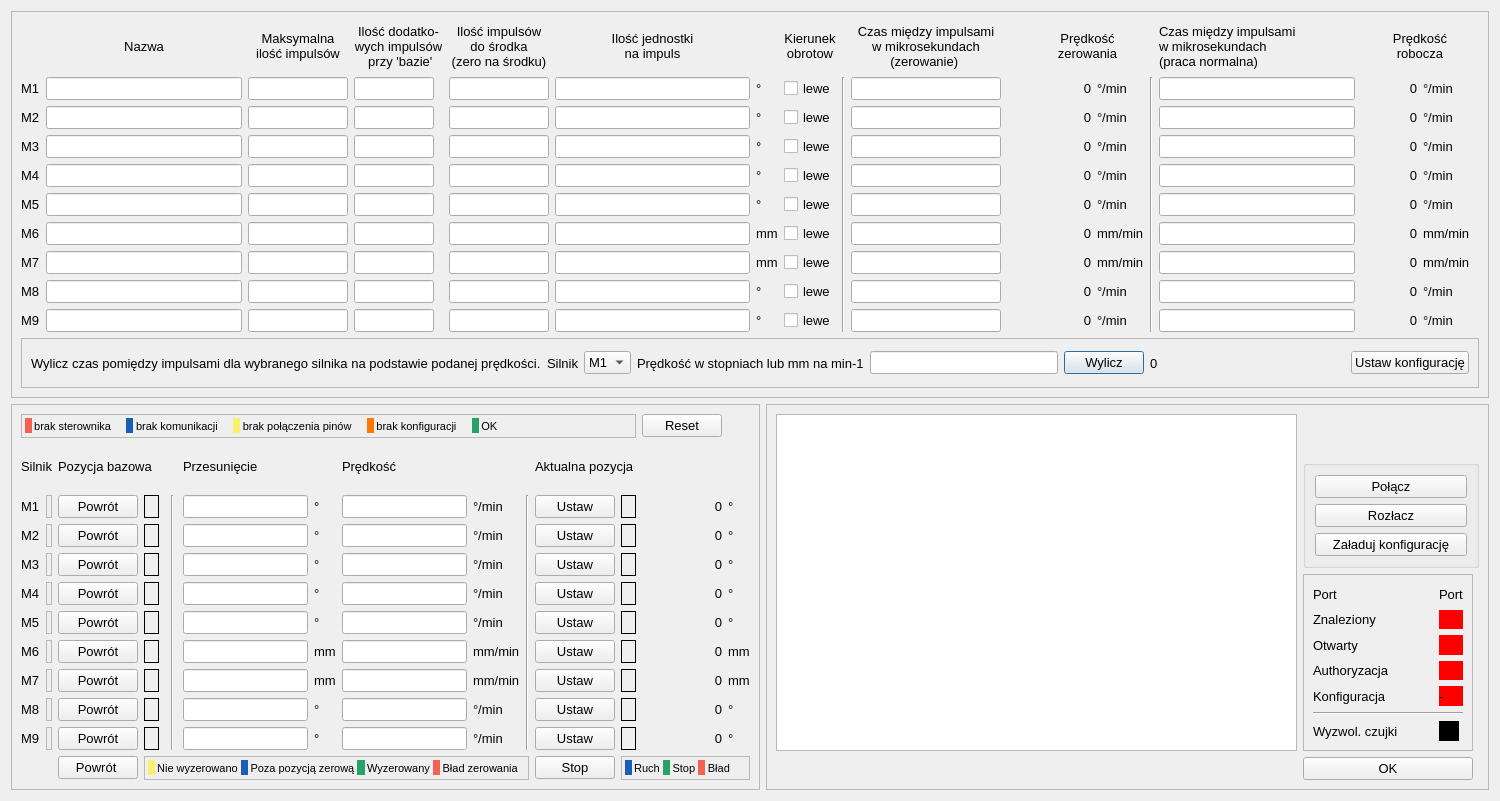
Above: CzujkiLinioweApp/teststerownikadlg.ui from wiacekmarcin/CzujkiLiniowe before the change. Below: the same form after it.
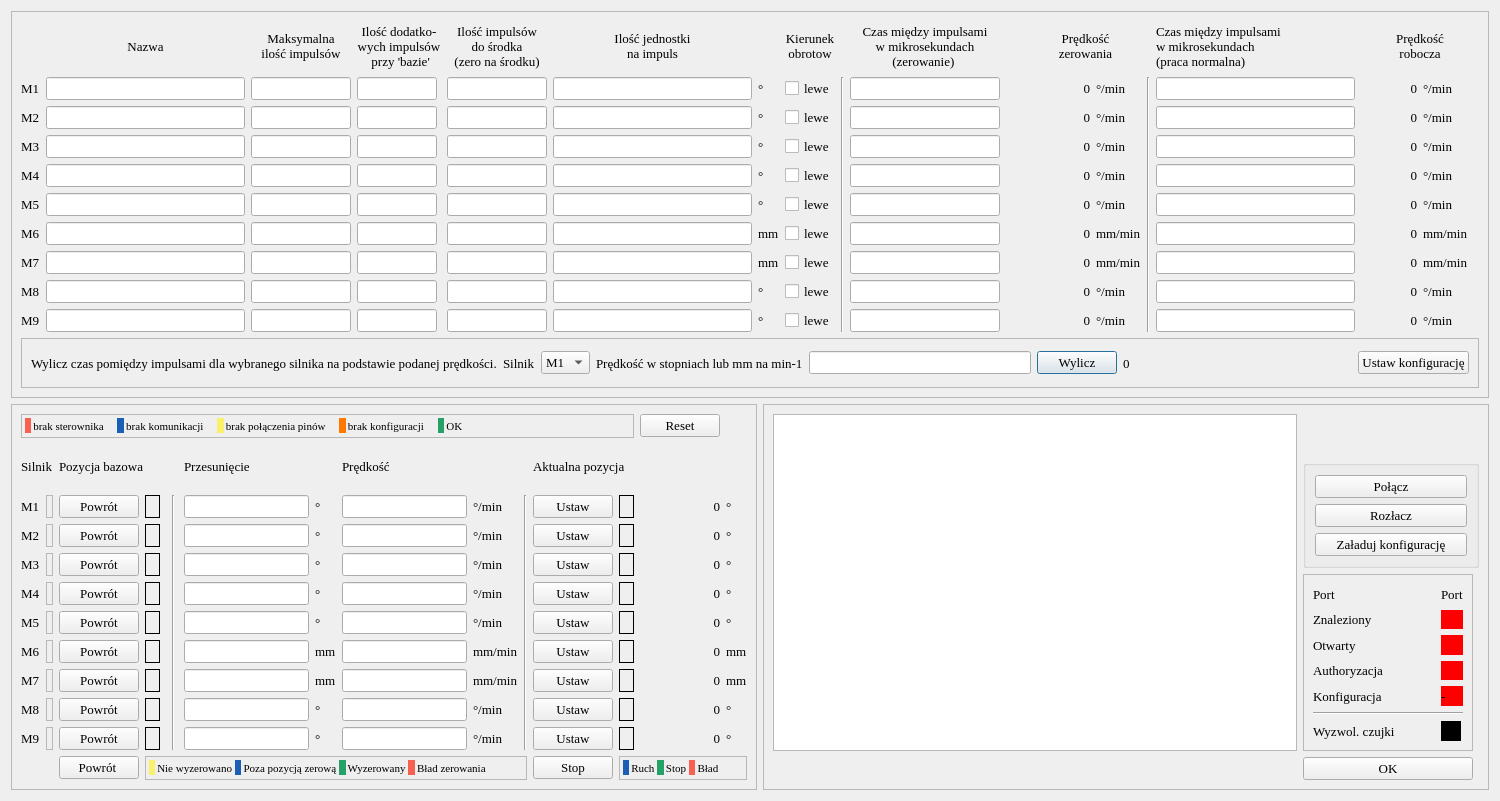
That is the form after the change.

```diff
--- a/CzujkiLinioweApp/teststerownikadlg.ui
+++ b/CzujkiLinioweApp/teststerownikadlg.ui
@@ -24,7 +24,7 @@
   </property>
   <property name="font">
    <font>
-    <family>Arial</family>
+    <family>Times New Roman</family>
     <pointsize>10</pointsize>
    </font>
   </property>
```
